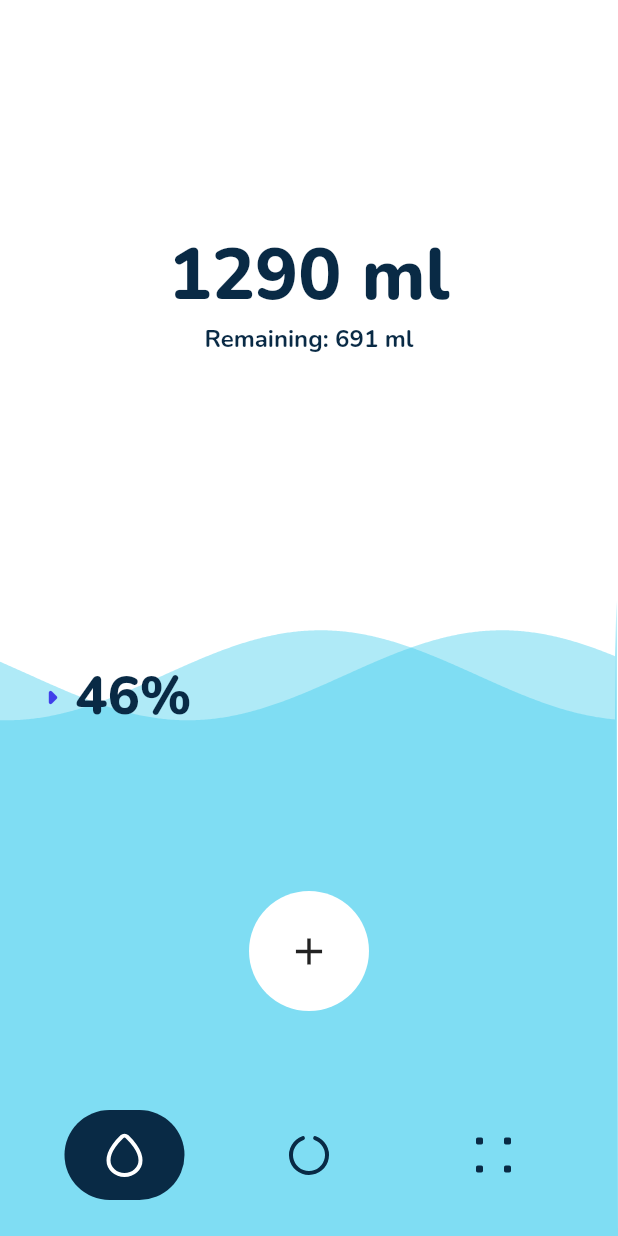
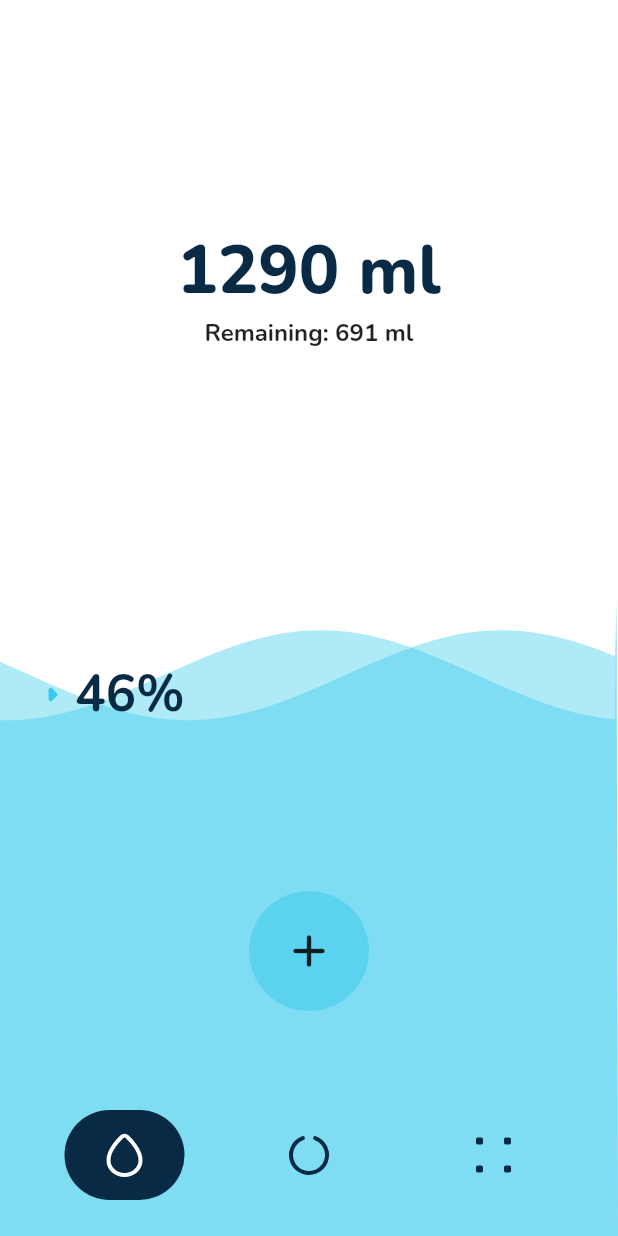
Before and after one commit to ekotyoo/drink_reminder, a Flutter app: the screen it shows after launch, on a phone screen of 412 x 824 dp. Run offline on Flutter 3.47's test engine with Material 2 defaults, Android fonts, the phone set to English and light mode, and no system bars; our stand-ins replace flutter_svg, google_fonts.

Commit message:
Add light and dark theme

```diff
--- a/lib/common/colors.dart
+++ b/lib/common/colors.dart
@@ -1,4 +1,4 @@
-import 'package:flutter/cupertino.dart';
+import 'package:flutter/material.dart';
 
 class MyColor {
   static const primaryColor = Color(0xFF37CAEC);
@@ -8,4 +8,6 @@
   static const blueColor = Color(0xFF403FEA);
   static const blackColor = Color(0xFF092a45);
   static const redColor = Color(0xFFAD8164);
+
+  static const secondaryColorDark = Colors.white;
 }
--- a/lib/common/styles.dart
+++ /dev/null
@@ -1,18 +0,0 @@
-import 'package:flutter/material.dart';
-import 'package:google_fonts/google_fonts.dart';
-
-import 'colors.dart';
-
-class MyStyles {
-  static final TextStyle heading = GoogleFonts.nunito(
-      fontSize: 24, fontWeight: FontWeight.w700, color: MyColor.blackColor);
-
-  static final TextStyle subHeading = GoogleFonts.nunito(
-      fontSize: 16, fontWeight: FontWeight.w700, color: MyColor.blackColor);
-
-  static final TextStyle extraLarge = GoogleFonts.nunito(
-      fontSize: 48, fontWeight: FontWeight.w800, color: MyColor.blackColor);
-
-  static final TextStyle body = GoogleFonts.nunito(
-      fontSize: 14, fontWeight: FontWeight.w600, color: MyColor.blackColor);
-}
--- /dev/null
+++ b/lib/common/theme.dart
@@ -0,0 +1,34 @@
+import 'package:drink_reminder/common/colors.dart';
+import 'package:flutter/material.dart';
+import 'package:google_fonts/google_fonts.dart';
+
+class MyTheme {
+  static ThemeData light() {
+    return ThemeData(
+      brightness: Brightness.light,
+      primaryColor: MyColor.primaryColor,
+      splashColor: MyColor.blueAccentColor,
+      scaffoldBackgroundColor: Colors.white,
+      backgroundColor: Colors.white,
+      colorScheme: const ColorScheme.light(
+        secondary: MyColor.blackColor,
+      ),
+      textTheme: GoogleFonts.nunitoTextTheme(ThemeData.light().textTheme),
+    );
+  }
+
+  static ThemeData dark() {
+    return ThemeData(
+      brightness: Brightness.dark,
+      primaryColor: MyColor.primaryColor,
+      bottomAppBarColor: Colors.white,
+      splashColor: MyColor.blueAccentColor,
+      scaffoldBackgroundColor: const Color(0xFF2A0944),
+      backgroundColor: const Color(0xFF2A0944),
+      colorScheme: const ColorScheme.dark(
+        secondary: Colors.white,
+      ),
+      textTheme: GoogleFonts.nunitoTextTheme(ThemeData.dark().textTheme),
+    );
+  }
+}
--- a/lib/common/widgets/custom_bottom_navigation_bar.dart
+++ b/lib/common/widgets/custom_bottom_navigation_bar.dart
@@ -1,7 +1,5 @@
 import 'package:flutter/material.dart';
 import 'package:flutter_svg/flutter_svg.dart';
-
-import '../colors.dart';
 
 class CustomBottomNavigationBar extends StatefulWidget {
   const CustomBottomNavigationBar(
@@ -18,7 +16,6 @@
 
 class _CustomBottomNavigationBarState extends State<CustomBottomNavigationBar>
     with SingleTickerProviderStateMixin {
-  late ColorTween _colorTween;
   late AnimationController _animationController;
   double indicatorPosition = 38.2;
 
@@ -27,14 +24,13 @@
     super.initState();
     _animationController = AnimationController(
         vsync: this, duration: const Duration(milliseconds: 500));
-    _colorTween = ColorTween(begin: MyColor.blackColor, end: Colors.white);
     _animationController.forward();
   }
 
   @override
   void dispose() {
+    _animationController.dispose();
     super.dispose();
-    _animationController.dispose();
   }
 
   void moveBottomNavigationIndicator(int index) {
@@ -72,7 +68,7 @@
               width: 80,
               decoration: BoxDecoration(
                 borderRadius: BorderRadius.circular(30),
-                color: MyColor.blackColor,
+                color: Theme.of(context).colorScheme.secondary,
               ),
             ),
           ),
@@ -92,7 +88,10 @@
                     borderRadius: BorderRadius.circular(30),
                   ),
                   child: AnimatedBuilder(
-                    animation: _colorTween.animate(_animationController),
+                    animation: ColorTween(
+                            begin: Theme.of(context).colorScheme.secondary,
+                            end: Theme.of(context).scaffoldBackgroundColor)
+                        .animate(_animationController),
                     builder: (context, child) {
                       return Container(
                         height: 24,
@@ -101,8 +100,14 @@
                         child: SvgPicture.asset(
                           'assets/icons/humidity.svg',
                           color: widget.currentIndex == 0
-                              ? _colorTween.evaluate(_animationController)
-                              : MyColor.blackColor,
+                              ? ColorTween(
+                                      begin: Theme.of(context)
+                                          .colorScheme
+                                          .secondary,
+                                      end: Theme.of(context)
+                                          .scaffoldBackgroundColor)
+                                  .evaluate(_animationController)
+                              : Theme.of(context).colorScheme.secondary,
                         ),
                       );
                     },
@@ -122,7 +127,10 @@
                     borderRadius: BorderRadius.circular(30),
                   ),
                   child: AnimatedBuilder(
-                      animation: _colorTween.animate(_animationController),
+                      animation: ColorTween(
+                              begin: Theme.of(context).colorScheme.secondary,
+                              end: Theme.of(context).scaffoldBackgroundColor)
+                          .animate(_animationController),
                       builder: (context, child) {
                         return Container(
                           height: 24,
@@ -131,8 +139,14 @@
                           child: SvgPicture.asset(
                             'assets/icons/progress.svg',
                             color: widget.currentIndex == 1
-                                ? _colorTween.evaluate(_animationController)
-                                : MyColor.blackColor,
+                                ? ColorTween(
+                                        begin: Theme.of(context)
+                                            .colorScheme
+                                            .secondary,
+                                        end: Theme.of(context)
+                                            .scaffoldBackgroundColor)
+                                    .evaluate(_animationController)
+                                : Theme.of(context).colorScheme.secondary,
                           ),
                         );
                       }),
@@ -151,7 +165,10 @@
                     borderRadius: BorderRadius.circular(30),
                   ),
                   child: AnimatedBuilder(
-                      animation: _colorTween.animate(_animationController),
+                      animation: ColorTween(
+                              begin: Theme.of(context).colorScheme.secondary,
+                              end: Theme.of(context).scaffoldBackgroundColor)
+                          .animate(_animationController),
                       builder: (context, child) {
                         return Container(
                           height: 24,
@@ -160,8 +177,14 @@
                           child: SvgPicture.asset(
                             'assets/icons/menu.svg',
                             color: widget.currentIndex == 2
-                                ? _colorTween.evaluate(_animationController)
-                                : MyColor.blackColor,
+                                ? ColorTween(
+                                        begin: Theme.of(context)
+                                            .colorScheme
+                                            .secondary,
+                                        end: Theme.of(context)
+                                            .scaffoldBackgroundColor)
+                                    .evaluate(_animationController)
+                                : Theme.of(context).colorScheme.secondary,
                           ),
                         );
                       }),
--- a/lib/features/hydration_reminder/presentation/pages/current_hidration_page.dart
+++ b/lib/features/hydration_reminder/presentation/pages/current_hidration_page.dart
@@ -1,4 +1,3 @@
-import 'package:drink_reminder/common/styles.dart';
 import 'package:drink_reminder/features/hydration_reminder/presentation/widgets/animated_water_progress.dart';
 import 'package:drink_reminder/features/hydration_reminder/presentation/widgets/cup_list.dart';
 import 'package:flutter/material.dart';
@@ -42,7 +41,6 @@
   Widget build(BuildContext context) {
     return SafeArea(
       child: Scaffold(
-          backgroundColor: Colors.white,
           body: Column(
         children: [
           const SizedBox(height: 40),
@@ -50,7 +48,9 @@
             alignment: Alignment.center,
             child: Text(
               "Current Hydration",
-                  style: MyStyles.heading,
+              style: Theme.of(context).textTheme.headline5!.copyWith(
+                  fontWeight: FontWeight.bold,
+                  color: Theme.of(context).colorScheme.secondary),
               textAlign: TextAlign.center,
             ),
           ),
--- a/lib/features/hydration_reminder/presentation/pages/drink_page.dart
+++ b/lib/features/hydration_reminder/presentation/pages/drink_page.dart
@@ -1,7 +1,3 @@
-import 'dart:math';
-
-import 'package:drink_reminder/common/colors.dart';
-import 'package:drink_reminder/common/styles.dart';
 import 'package:drink_reminder/features/hydration_reminder/presentation/provider/drink_model.dart';
 import 'package:drink_reminder/features/hydration_reminder/presentation/widgets/wave.dart';
 import 'package:flutter/material.dart';
@@ -34,11 +30,16 @@
   }
 
   @override
+  void dispose() {
+    _animationController.dispose();
+    super.dispose();
+  }
+
+  @override
   Widget build(BuildContext context) {
     final provider = Provider.of<DrinkModel>(context);
     _animationController.forward();
     return Scaffold(
-      backgroundColor: Colors.white,
       body: SafeArea(
         child: Stack(
           children: [
@@ -67,16 +68,20 @@
                   position: _offsetAnimation,
                   child: GestureDetector(
                     onTap: () {
-                      provider.updateDrink(200);
+                      if (_animationController.isCompleted) {
+                        provider.updateDrink(200);
+                      }
                     },
                     child: Container(
                       height: 80,
                       width: 80,
-                      decoration: const BoxDecoration(
-                          shape: BoxShape.circle, color: Colors.white),
+                      decoration: BoxDecoration(
+                          shape: BoxShape.circle,
+                          color:
+                              Theme.of(context).primaryColor.withOpacity(0.5)),
                       child: const Icon(
-                        Icons.add,
-                        size: 30,
+                        Icons.add_rounded,
+                        size: 36,
                       ),
                     ),
                   ),
@@ -119,10 +124,17 @@
       children: [
         Text(
           "${(animation.value * drinkTarget).toInt()} ml",
-          style: MyStyles.extraLarge,
+          style: Theme.of(context).textTheme.headline3!.copyWith(
+              fontWeight: FontWeight.w800,
+              color: Theme.of(context).colorScheme.secondary),
         ),
-        Text("Remaining: ${drinkTarget - currentDrink} ml",
-            style: MyStyles.subHeading),
+        Text(
+          "Remaining: ${drinkTarget - currentDrink} ml",
+          style: Theme.of(context)
+              .textTheme
+              .subtitle1!
+              .copyWith(fontWeight: FontWeight.bold),
+        ),
       ],
     );
   }
--- a/lib/features/hydration_reminder/presentation/widgets/wave.dart
+++ b/lib/features/hydration_reminder/presentation/widgets/wave.dart
@@ -1,7 +1,5 @@
 import 'dart:math';
 
-import 'package:drink_reminder/common/colors.dart';
-import 'package:drink_reminder/common/styles.dart';
 import 'package:flutter/material.dart';
 
 class Wave extends StatefulWidget {
@@ -23,7 +21,6 @@
 
   @override
   void initState() {
-    super.initState();
     _animationController1 = AnimationController(
         vsync: this,
         duration: const Duration(milliseconds: 10000),
@@ -40,6 +37,7 @@
     );
 
     startAnimation();
+    super.initState();
   }
 
   @override
@@ -90,7 +88,7 @@
                       : _screenSize.height * _percentage +
                           _screenSize.height * 0.05,
                   decoration: BoxDecoration(
-                    color: MyColor.primaryColor.withOpacity(0.4),
+                    color: Theme.of(context).primaryColor.withOpacity(0.4),
                   ),
                 ),
               );
@@ -108,7 +106,7 @@
                       : _screenSize.height * _percentage +
                           _screenSize.height * 0.05,
                   decoration: BoxDecoration(
-                    color: MyColor.primaryColor.withOpacity(0.4),
+                    color: Theme.of(context).primaryColor.withOpacity(0.4),
                   ),
                 ),
               );
@@ -121,14 +119,16 @@
               builder: (context, child) {
                 return Row(
                   children: [
-                    const Icon(
+                    Icon(
                       Icons.arrow_right_rounded,
                       size: 30,
-                      color: MyColor.blueColor,
+                      color: Theme.of(context).primaryColor,
                     ),
                     Text(
                       "${(_animationController3.value * _percentage * 100).toInt()}%",
-                      style: MyStyles.extraLarge.copyWith(fontSize: 36),
+                      style: Theme.of(context).textTheme.headline4!.copyWith(
+                          fontWeight: FontWeight.bold,
+                          color: Theme.of(context).colorScheme.secondary),
                     ),
                   ],
                 );
--- a/lib/main.dart
+++ b/lib/main.dart
@@ -1,3 +1,4 @@
+import 'package:drink_reminder/common/theme.dart';
 import 'package:drink_reminder/features/hydration_reminder/presentation/pages/landing_page.dart';
 import 'package:flutter/material.dart';
 
@@ -13,9 +14,8 @@
     return MaterialApp(
       title: 'Flutter Demo',
       debugShowCheckedModeBanner: false,
-      theme: ThemeData(
-        primarySwatch: Colors.blue,
-      ),
+      theme: MyTheme.light(),
+      darkTheme: MyTheme.dark(),
       home: const LandingPage(),
     );
   }
```
Also changed, not shown: lib/features/hydration_reminder/presentation/pages/landing_page.dart (+24 -11 lines), lib/features/hydration_reminder/presentation/widgets/animated_water_progress.dart (+17 -15 lines), lib/features/hydration_reminder/presentation/widgets/cup_list.dart (+8 -5 lines). Lines whose indentation alone changed are shown as unchanged.
